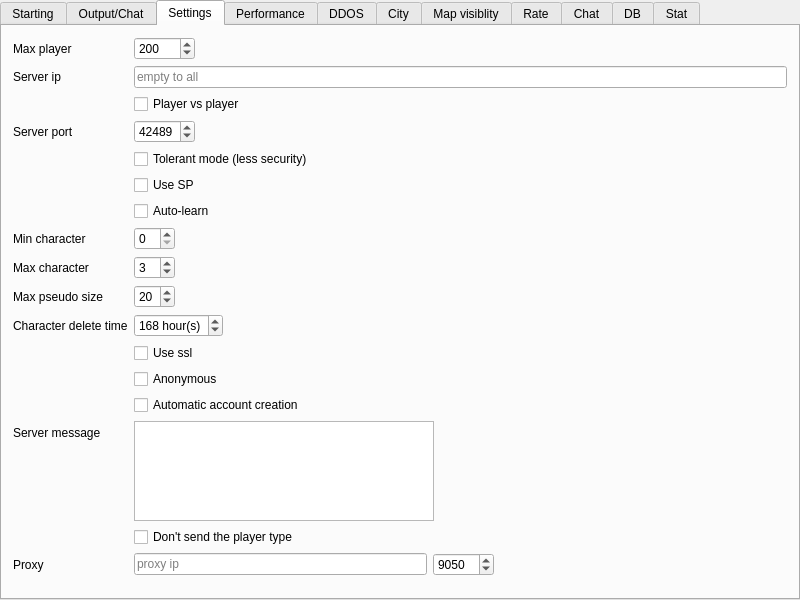
Old version of the form server/MainWindow.ui in the repository alphaonex86/CatchChallenger.
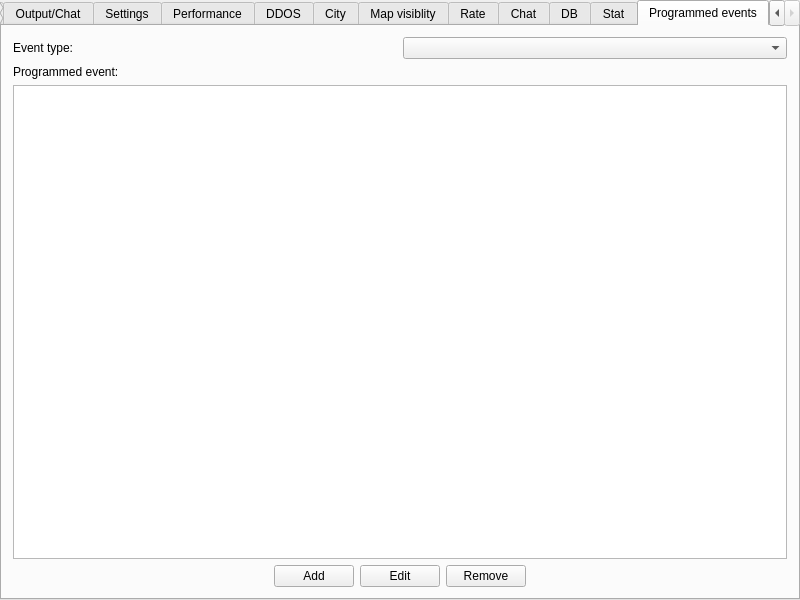
New version of the form. Icons and pictures are not drawn.

Commit message: [Change] Start the events timer (client,server,shared lib)

Patch:
```diff
--- a/server/MainWindow.ui
+++ b/server/MainWindow.ui
@@ -34,7 +34,7 @@
     <item>
      <widget class="QTabWidget" name="tabWidget">
       <property name="currentIndex">
-       <number>2</number>
+       <number>11</number>
       </property>
       <widget class="QWidget" name="starting">
        <attribute name="title">
@@ -1541,6 +1541,88 @@
         </item>
        </layout>
       </widget>
+      <widget class="QWidget" name="tab_2">
+       <attribute name="title">
+        <string>Programmed events</string>
+       </attribute>
+       <layout class="QVBoxLayout" name="verticalLayout_8">
+        <item>
+         <layout class="QHBoxLayout" name="horizontalLayout_8">
+          <item>
+           <widget class="QLabel" name="label_17">
+            <property name="text">
+             <string>Event type:</string>
+            </property>
+           </widget>
+          </item>
+          <item>
+           <widget class="QComboBox" name="programmedEventType"/>
+          </item>
+         </layout>
+        </item>
+        <item>
+         <widget class="QLabel" name="label_25">
+          <property name="text">
+           <string>Programmed event:</string>
+          </property>
+         </widget>
+        </item>
+        <item>
+         <widget class="QListWidget" name="programmedEventList"/>
+        </item>
+        <item>
+         <layout class="QHBoxLayout" name="horizontalLayout_7">
+          <item>
+           <spacer name="horizontalSpacer_7">
+            <property name="orientation">
+             <enum>Qt::Horizontal</enum>
+            </property>
+            <property name="sizeHint" stdset="0">
+             <size>
+              <width>40</width>
+              <height>20</height>
+             </size>
+            </property>
+           </spacer>
+          </item>
+          <item>
+           <widget class="QPushButton" name="programmedEventAdd">
+            <property name="text">
+             <string>Add</string>
+            </property>
+           </widget>
+          </item>
+          <item>
+           <widget class="QPushButton" name="programmedEventEdit">
+            <property name="text">
+             <string>Edit</string>
+            </property>
+           </widget>
+          </item>
+          <item>
+           <widget class="QPushButton" name="programmedEventRemove">
+            <property name="text">
+             <string>Remove</string>
+            </property>
+           </widget>
+          </item>
+          <item>
+           <spacer name="horizontalSpacer_8">
+            <property name="orientation">
+             <enum>Qt::Horizontal</enum>
+            </property>
+            <property name="sizeHint" stdset="0">
+             <size>
+              <width>40</width>
+              <height>20</height>
+             </size>
+            </property>
+           </spacer>
+          </item>
+         </layout>
+        </item>
+       </layout>
+      </widget>
      </widget>
     </item>
    </layout>
```
The commit also changes 37 other files.
